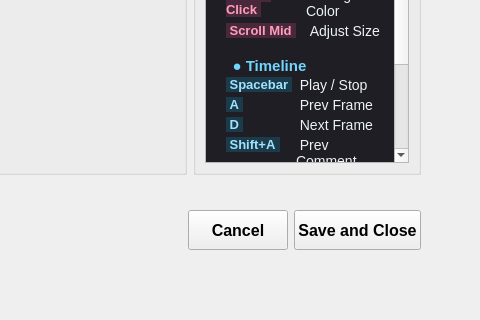
Old version of the form interface/CommentEditor.ui in the repository tonmaiart/UkoreShot; both pictures show x 784 to 1264 and y 478 to 798 of the 1264 by 798 pixel window.
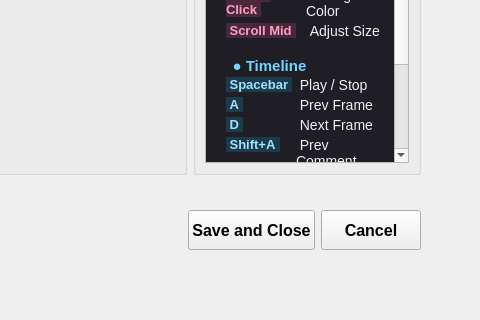
New version of the form.

Commit message: Auto-untrack gitignored files before sync

```diff
--- a/interface/CommentEditor.ui
+++ b/interface/CommentEditor.ui
@@ -425,7 +425,7 @@
       <property name="bottomMargin">
        <number>20</number>
       </property>
-      <item row="0" column="2">
+      <item row="0" column="3">
        <widget class="QPushButton" name="pushButton_2">
         <property name="minimumSize">
          <size>
@@ -445,26 +445,6 @@
         </property>
        </widget>
       </item>
-      <item row="0" column="3">
-       <widget class="QPushButton" name="pushButton_save_comment">
-        <property name="minimumSize">
-         <size>
-          <width>100</width>
-          <height>40</height>
-         </size>
-        </property>
-        <property name="font">
-         <font>
-          <pointsize>12</pointsize>
-          <weight>75</weight>
-          <bold>true</bold>
-         </font>
-        </property>
-        <property name="text">
-         <string>Save and Close</string>
-        </property>
-       </widget>
-      </item>
       <item row="0" column="1">
        <spacer name="horizontalSpacer_2">
         <property name="orientation">
@@ -478,6 +458,26 @@
         </property>
        </spacer>
       </item>
+      <item row="0" column="2">
+       <widget class="QPushButton" name="pushButton_save_comment">
+        <property name="minimumSize">
+         <size>
+          <width>100</width>
+          <height>40</height>
+         </size>
+        </property>
+        <property name="font">
+         <font>
+          <pointsize>12</pointsize>
+          <weight>75</weight>
+          <bold>true</bold>
+         </font>
+        </property>
+        <property name="text">
+         <string>Save and Close</string>
+        </property>
+       </widget>
+      </item>
      </layout>
     </widget>
    </item>
```
